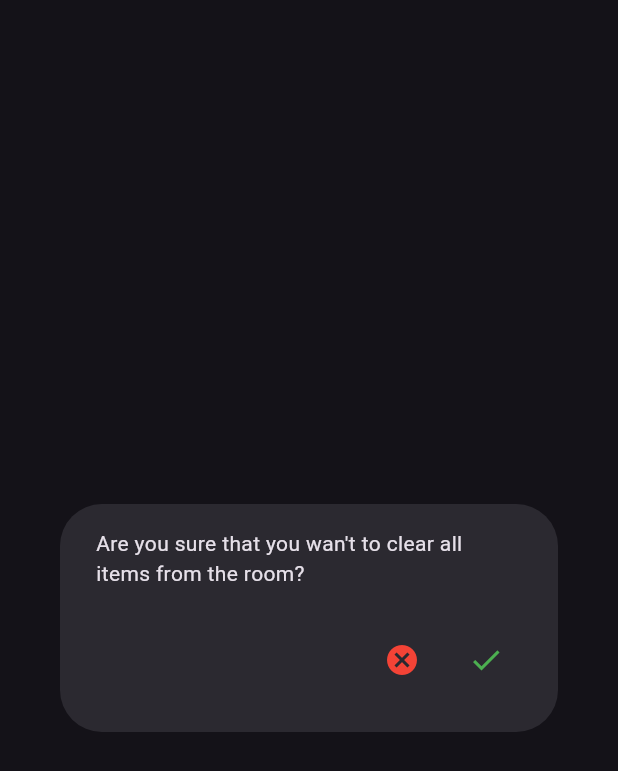
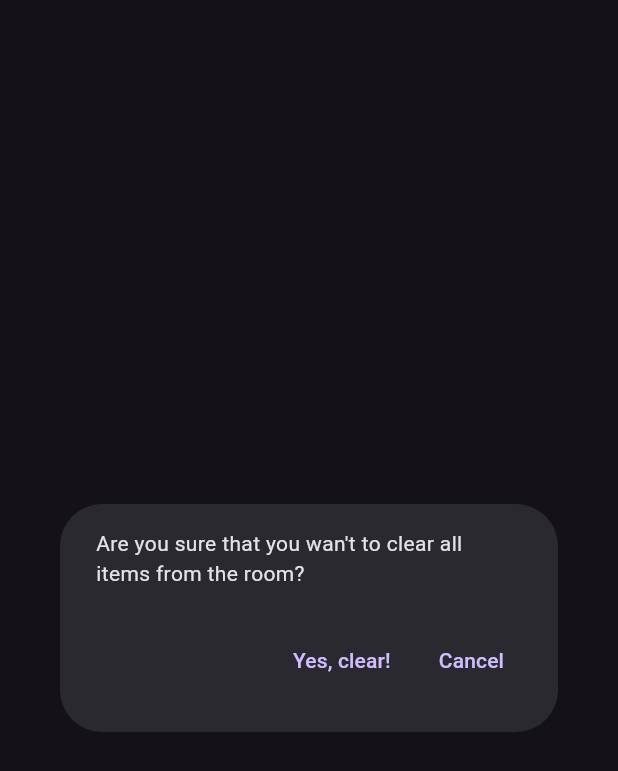
Before and after one commit to Ymit24/room-item-tracker-app, a Flutter app: the ClearRoomConfirmDialog widget shown alone on an empty page, opened directly with empty values, on a phone screen of 412 x 824 dp. Shown: the top 771 px of the screen. Run offline on Flutter 3.47's test engine with Material 3 defaults, Android fonts, the phone set to English and light mode, and no system bars; our stand-ins replace bloc, equatable, flutter_bloc, get_it, hive, hive_flutter; accounts and stored records are empty; project files that could hold a hidden picture were left out.

Commit message:
Changed from icon confirmation buttons back to text

```diff
--- a/lib/pages/room_view/widgets/clear_room_confirm_dialog.dart
+++ b/lib/pages/room_view/widgets/clear_room_confirm_dialog.dart
@@ -18,24 +18,18 @@ class _ClearRoomConfirmDialogState extends State<ClearRoomConfirmDialog> {
           'Are you sure that you wan\'t to clear all items from the room?',
         ),
         actions: [
-          IconButton(
+          TextButton(
             onPressed: () {
               Navigator.of(ctx).pop();
             },
-            icon: const Icon(
-              Icons.cancel,
-              color: Colors.red,
-            ),
+            child: const Text('Yes, clear!'),
           ),
-          IconButton(
+          TextButton(
             onPressed: () {
               Navigator.of(ctx).pop();
               widget.onClear();
             },
-            icon: const Icon(
-              Icons.check,
-              color: Colors.green,
-            ),
+            child: const Text('Cancel'),
           ),
         ],
       );
```
